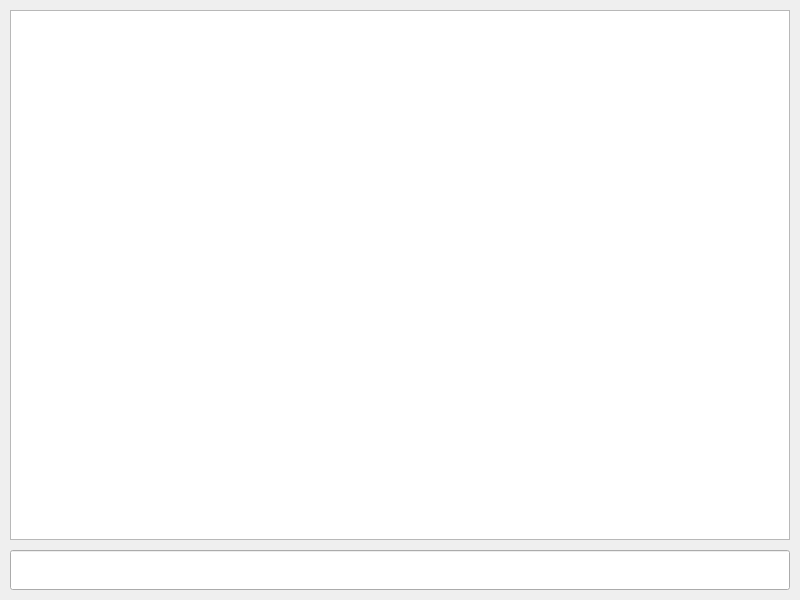
Before: the Qt Designer form doors/doors.ui in nulijiabei/doors, drawn with Qt 5.
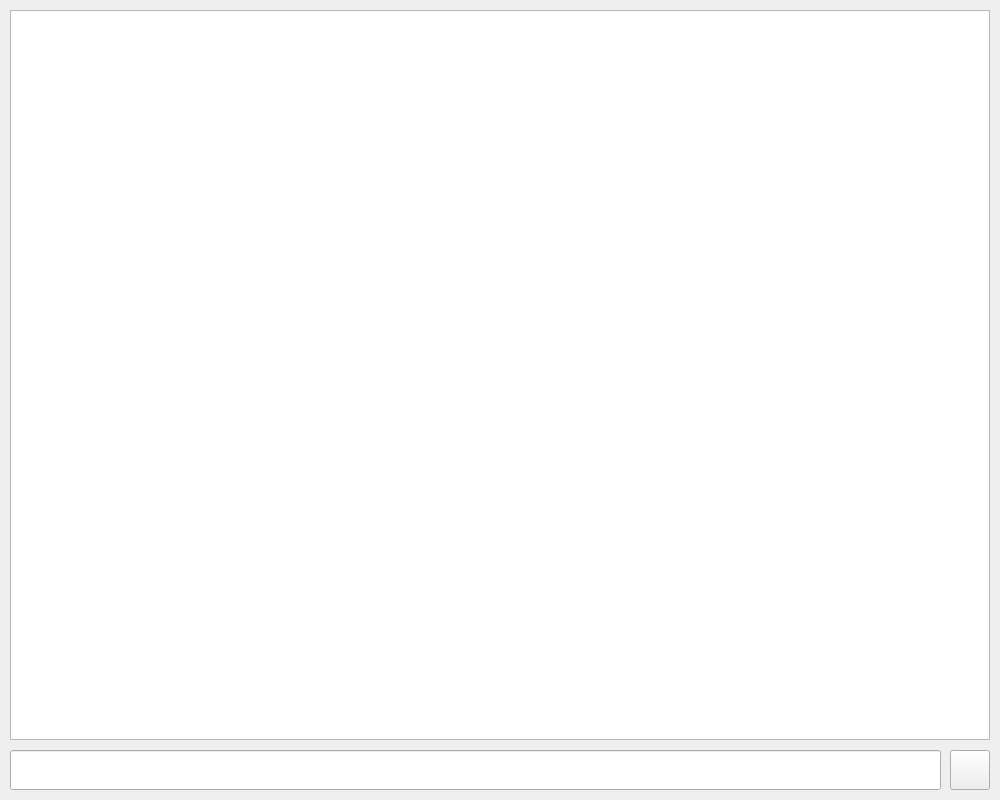
After: the same form once the commit is applied. Icons and pictures are not drawn.

The edit to the form file:
```diff
--- a/doors/doors.ui
+++ b/doors/doors.ui
@@ -6,8 +6,8 @@
    <rect>
     <x>0</x>
     <y>0</y>
-    <width>800</width>
-    <height>600</height>
+    <width>1000</width>
+    <height>800</height>
    </rect>
   </property>
   <property name="windowTitle">
@@ -19,8 +19,8 @@
      <rect>
       <x>10</x>
       <y>10</y>
-      <width>780</width>
-      <height>530</height>
+      <width>980</width>
+      <height>730</height>
      </rect>
     </property>
    </widget>
@@ -28,12 +28,35 @@
     <property name="geometry">
      <rect>
       <x>10</x>
-      <y>550</y>
-      <width>780</width>
+      <y>750</y>
+      <width>931</width>
       <height>40</height>
      </rect>
     </property>
    </widget>
+   <widget class="QPushButton" name="pushButton">
+    <property name="geometry">
+     <rect>
+      <x>950</x>
+      <y>750</y>
+      <width>40</width>
+      <height>40</height>
+     </rect>
+    </property>
+    <property name="text">
+     <string/>
+    </property>
+    <property name="icon">
+     <iconset resource="doors.qrc">
+      <normaloff>:/image/lock.png</normaloff>:/image/lock.png</iconset>
+    </property>
+    <property name="iconSize">
+     <size>
+      <width>40</width>
+      <height>40</height>
+     </size>
+    </property>
+   </widget>
   </widget>
  </widget>
  <layoutdefault spacing="6" margin="11"/>
```
Left out of the diff: 4 changed lines with no effect on the pictures.
